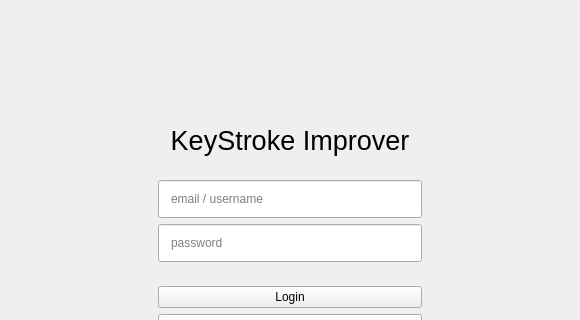
Qt form login.ui (Prakash5209/typing_tutor) before a commit; both pictures show x 0 to 580 and y 0 to 320 of the 580 by 511 pixel window.
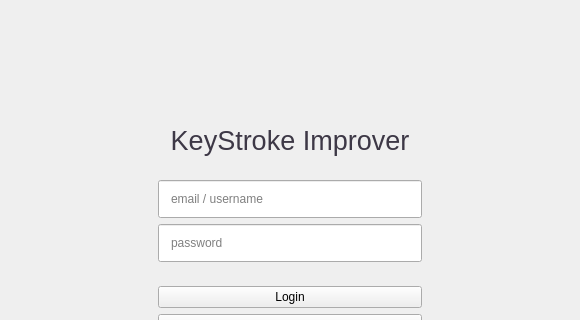
The same form after that commit.

The edit to the form file:
```diff
--- a/login.ui
+++ b/login.ui
@@ -104,7 +104,8 @@
              </font>
             </property>
             <property name="styleSheet">
-             <string notr="true">font: 20pt &quot;Ubuntu&quot;;</string>
+             <string notr="true">font: 20pt &quot;Ubuntu&quot;;
+color: rgb(61, 56, 70);</string>
             </property>
             <property name="text">
              <string>KeyStroke Improver</string>
```
